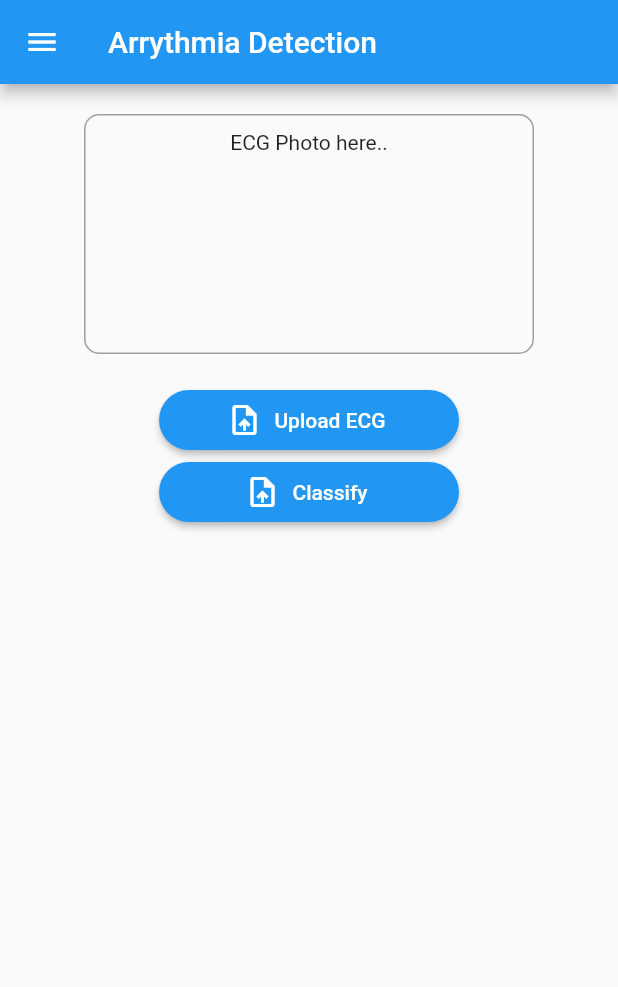
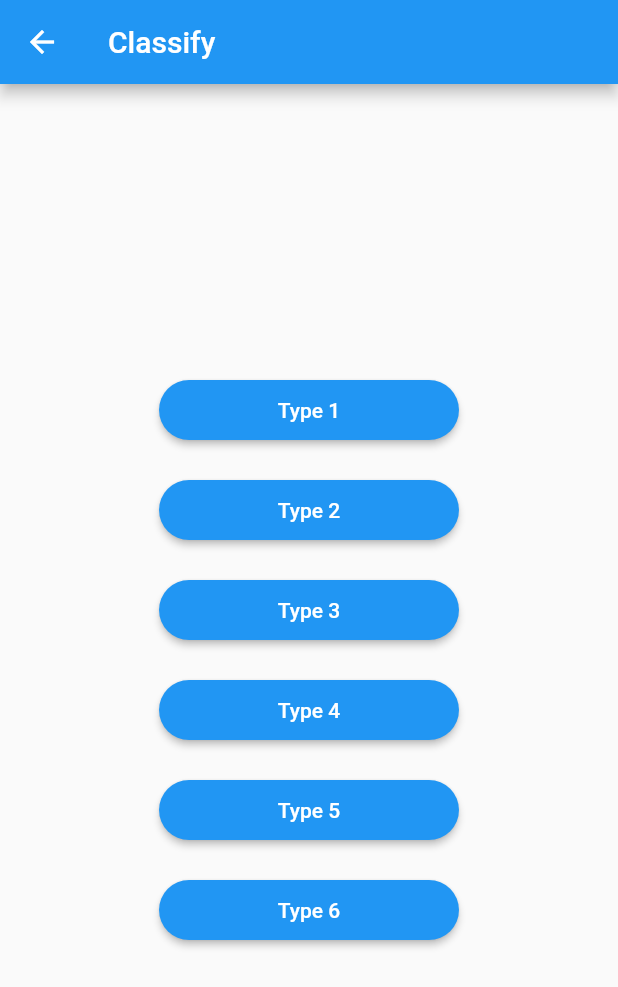
Before and after one commit to hmzaak/Arrhythmia-App, a Flutter app: the screen it shows after launch, after a tap on "Classify", on a phone screen of 412 x 824 dp. Shown: the top 987 px of the screen. Run offline on Flutter 3.47's test engine with Material 2 defaults, Android fonts, the phone set to English and light mode, and no system bars.

Commit message:
Add all screens

```diff
--- a/lib/main.dart
+++ b/lib/main.dart
@@ -1,4 +1,5 @@
 import 'package:arrhythmia/screens/arrhythmia_screen.dart';
+import 'package:arrhythmia/screens/classify_screen.dart';
 import 'package:arrhythmia/screens/home_screen.dart';
 import 'package:arrhythmia/screens/types_screen.dart';
 import 'package:flutter/material.dart';
@@ -21,6 +22,7 @@ class MyApp extends StatelessWidget {
       routes: {
         ArrhythmiaScreen.routName: (context) => const ArrhythmiaScreen(),
         TypesScreen.routName: (context) => const TypesScreen(),
+        ClassifyScreen.routName: (context) => const ClassifyScreen(),
       },
     );
   }
--- /dev/null
+++ b/lib/screens/classify_screen.dart
@@ -0,0 +1,44 @@
+import 'package:flutter/material.dart';
+
+class ClassifyScreen extends StatelessWidget {
+  static const routName = '/classify-screen';
+  const ClassifyScreen({Key? key}) : super(key: key);
+
+  Widget buildButton(String buttonName) {
+    return ElevatedButton(
+      onPressed: () {},
+      style: ElevatedButton.styleFrom(
+        minimumSize: const Size(200, 40),
+        shape: RoundedRectangleBorder(
+          borderRadius: BorderRadius.circular(20),
+        ),
+      ),
+      child: Text(buttonName),
+    );
+  }
+
+  @override
+  Widget build(BuildContext context) {
+    return Scaffold(
+      appBar: AppBar(
+        title: const Text('Classify'),
+      ),
+      body: Center(
+        child: SizedBox(
+          height: 400,
+          child: Column(
+            mainAxisAlignment: MainAxisAlignment.spaceAround,
+            children: [
+              buildButton('Type 1'),
+              buildButton('Type 2'),
+              buildButton('Type 3'),
+              buildButton('Type 4'),
+              buildButton('Type 5'),
+              buildButton('Type 6'),
+            ],
+          ),
+        ),
+      ),
+    );
+  }
+}
--- a/lib/screens/home_screen.dart
+++ b/lib/screens/home_screen.dart
@@ -1,3 +1,4 @@
+import 'package:arrhythmia/screens/classify_screen.dart';
 import 'package:arrhythmia/widgets/app_drawer.dart';
 import 'package:flutter/material.dart';
 
@@ -42,7 +43,9 @@ class HomeScreen extends StatelessWidget {
             ),
           ),
           ElevatedButton.icon(
-            onPressed: () {},
+            onPressed: () {
+              Navigator.of(context).pushNamed(ClassifyScreen.routName);
+            },
             icon: const Icon(Icons.upload_file),
             label: const Text('Classify'),
             style: ElevatedButton.styleFrom(
```
